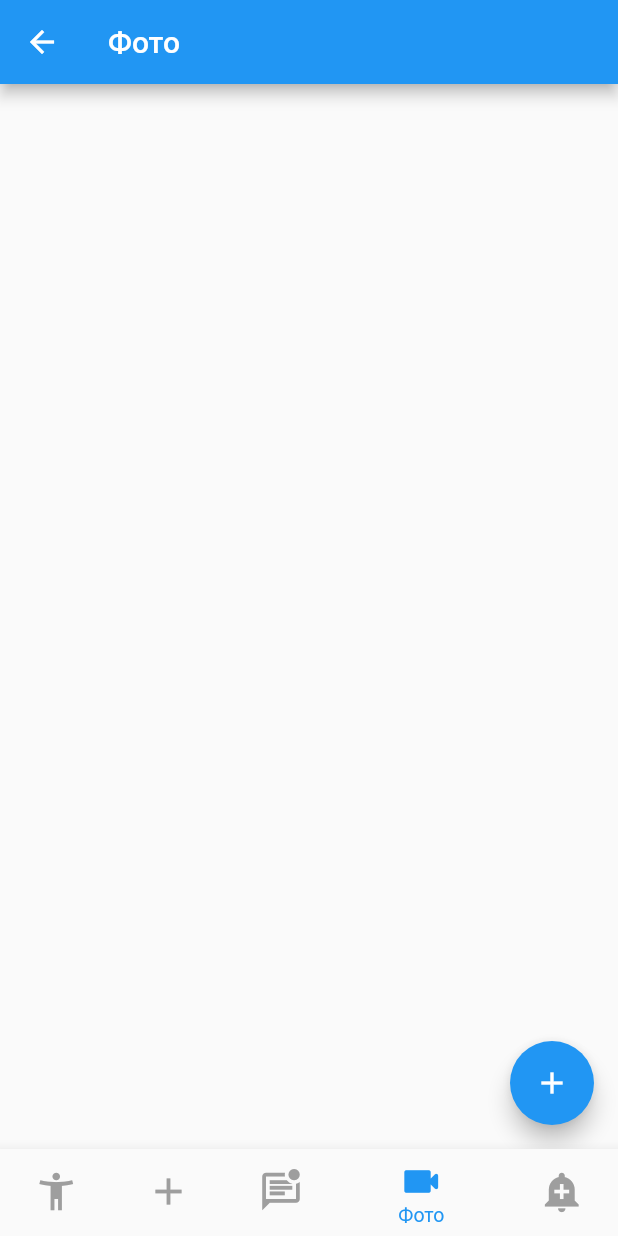
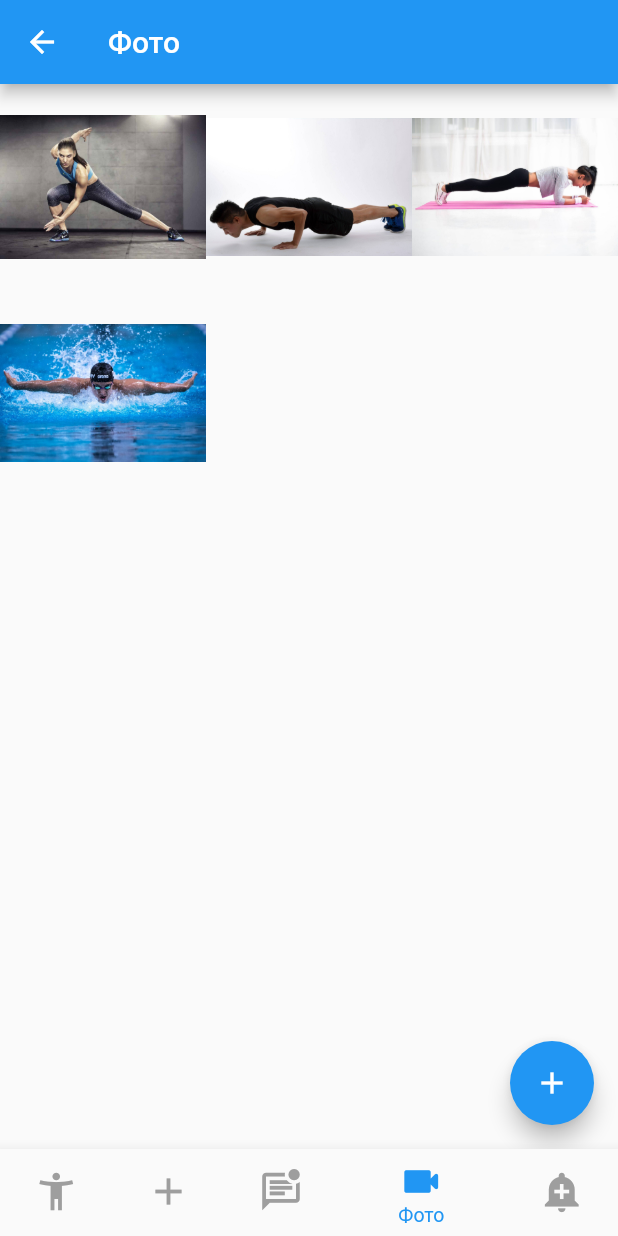
Before and after one commit to TagaevaMaria/MyRecords, a Flutter app: the HomeScreen screen opened by its route, item 4 of the bottom bar chosen, on a phone screen of 412 x 824 dp. Run offline on Flutter 3.47's test engine with Material 2 defaults, Android fonts, the phone set to English and light mode, and no system bars; our stand-ins replace hive, hive_flutter, image_picker; accounts and stored records are empty.

Commit message:
dev screenPhoyto

```diff
--- a/lib/di/di_container.dart
+++ b/lib/di/di_container.dart
@@ -3,10 +3,10 @@ import 'package:provider/provider.dart';
 
 import '../screens/add_record/add_record_screen.dart';
 import '../screens/add_record/add_record_screen_model.dart';
-import '../screens/foto/screen_photo.dart';
-import '../screens/foto/screen_photo_model.dart';
 import '../screens/my_results/my_results.dart';
 import '../screens/my_results/my_results_model.dart';
+import '../screens/photo/screen_photo.dart';
+import '../screens/photo/screen_photo_model.dart';
 
 class DIContainer {
   static Widget myResults() {
--- a/lib/main.dart
+++ b/lib/main.dart
@@ -1,5 +1,6 @@
 import 'package:flutter/material.dart';
 import 'package:hive_flutter/adapters.dart';
+import 'package:my_records/screens/home_screen.dart';
 
 import 'navigation/main_navigation.dart';
 
@@ -15,6 +16,7 @@ class MyApp extends StatelessWidget {
   @override
   Widget build(BuildContext context) {
     return MaterialApp(
+      home: HomeScreen(),
       initialRoute: MainNavigationRoutsName.authScreen,
       routes: mainNavigation.routes,
     );
--- a/lib/navigation/main_navigation.dart
+++ b/lib/navigation/main_navigation.dart
@@ -1,9 +1,9 @@
 import 'package:flutter/material.dart';
 
 import '../screens/auth_screen/auth_screen.dart';
-import '../screens/foto/screen_photo.dart';
 import '../screens/home_screen.dart';
 import '../screens/my_results/my_results.dart';
+import '../screens/photo/screen_photo.dart';
 
 abstract class MainNavigationRoutsName {
   static const authScreen = '/AuthScreen';
@@ -16,8 +16,8 @@ class MainNavigation {
   initialRoute() => MainNavigationRoutsName.authScreen;
   final routes = <String, Widget Function(BuildContext)>{
     '/AuthScreen': (BuildContext context) => const AuthScreenBody(),
-    '/HomeScreen': (BuildContext context) => const HomeScreen(),
+    '/HomeScreen': (BuildContext context) => HomeScreen(),
     '/MyResultsBody': (BuildContext context) => const MyResultsBody(),
-    '/ScreenPhotoBody': (BuildContext context) => const ScreenPhotoBody(),
+    '/ScreenPhotoBody': (BuildContext context) => ScreenPhotoBody(),
   };
 }
--- a/lib/screens/home_screen.dart
+++ b/lib/screens/home_screen.dart
@@ -1,13 +1,13 @@
 import 'package:flutter/material.dart';
 import 'package:my_records/screens/add_record/add_record_screen.dart';
 import 'package:my_records/screens/my_results/my_results.dart';
+import 'package:my_records/screens/photo/screen_photo.dart';
 import 'package:my_records/screens/trening_screen.dart';
 
-import 'foto/screen_photo.dart';
 import 'my_notes.dart';
 
 class HomeScreen extends StatefulWidget {
-  const HomeScreen({Key? key}) : super(key: key);
+  HomeScreen({Key? key}) : super(key: key);
 
   @override
   State<HomeScreen> createState() => _HomeScreenState();
@@ -26,7 +26,7 @@ class _HomeScreenState extends State<HomeScreen> {
   @override
   Widget build(BuildContext context) {
     return Scaffold(
-      body: IndexedStack(index: _currentIndex, children: const [
+      body: IndexedStack(index: _currentIndex, children: [
         MyResultsBody(),
         AddRecordScreenBody(),
         MyNotes(),
--- a/lib/screens/foto/screen_photo.dart
+++ b/lib/screens/photo/screen_photo.dart
@@ -1,5 +1,5 @@
 import 'package:flutter/material.dart';
-import 'package:my_records/screens/foto/screen_photo_model.dart';
+import 'package:my_records/screens/photo/screen_photo_model.dart';
 import 'package:provider/provider.dart';
 
 import '../../di/di_container.dart';
@@ -21,6 +21,7 @@ class ScreenFoto extends StatelessWidget {
   @override
   Widget build(BuildContext context) {
     final _model = context.watch<ScreenFotoModel>();
+
     return Scaffold(
       floatingActionButton: FloatingActionButton(
         child: const Icon(Icons.add),
@@ -75,6 +76,14 @@ class ScreenFoto extends StatelessWidget {
       appBar: AppBar(
         title: const Text("Фото"),
       ),
+      body: GridView.builder(
+          itemCount: _model.myImages.length,
+          gridDelegate: const SliverGridDelegateWithFixedCrossAxisCount(
+            crossAxisCount: 3,
+          ),
+          itemBuilder: (BuildContext context, int index) {
+            return _model.myImages[index].myPhoto;
+          }),
     );
   }
 }
--- a/lib/screens/foto/screen_photo_model.dart
+++ b/lib/screens/photo/screen_photo_model.dart
@@ -7,6 +7,7 @@ class ScreenFotoModel extends ChangeNotifier {
   ///Метод,который выбирает изображение из галлереи.
 
   File? selectedImgae;
+
   Future pickImageFromGallery() async {
     final returnedImage =
         await ImagePicker().pickImage(source: ImageSource.gallery);
@@ -23,4 +24,29 @@ class ScreenFotoModel extends ChangeNotifier {
     selectedImgae = File(returnedImage.path);
     notifyListeners();
   }
+
+  ///Блок по отображению фото с камера или с галлерии
+
+  List<MyImages> myImages = [
+    MyImages(
+      Image.asset('assets/images/photo1.jpg'),
+    ),
+    MyImages(
+      Image.asset('assets/images/photo2.jpeg'),
+    ),
+    MyImages(
+      Image.asset('assets/images/photo3.jpeg'),
+    ),
+    MyImages(
+      Image.asset('assets/images/photo4.jpeg'),
+    )
+  ];
+
+  /// Получение списка камер.
 }
+
+class MyImages {
+  final Image myPhoto;
+
+  MyImages(this.myPhoto);
+}
```
Also changed, not shown: pubspec.yaml (+6 -2 lines), assets/images/photo1.jpg (added), assets/images/photo2.jpeg (added), assets/images/photo3.jpeg (added), assets/images/photo4.jpeg (added), 2 other files.
